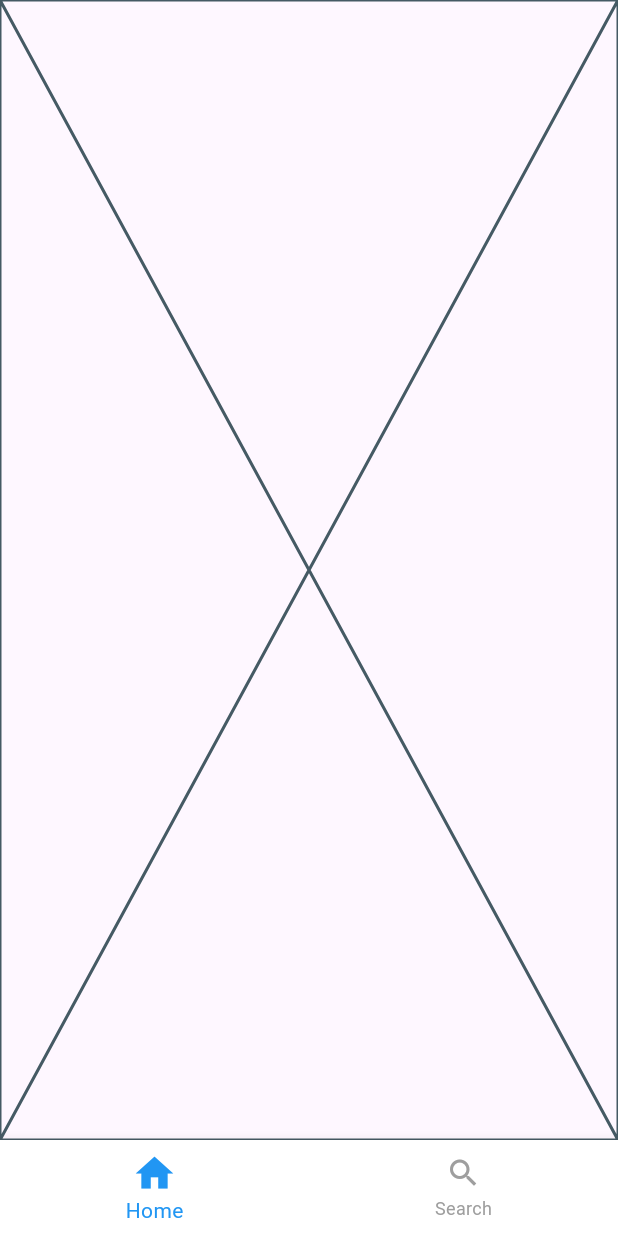
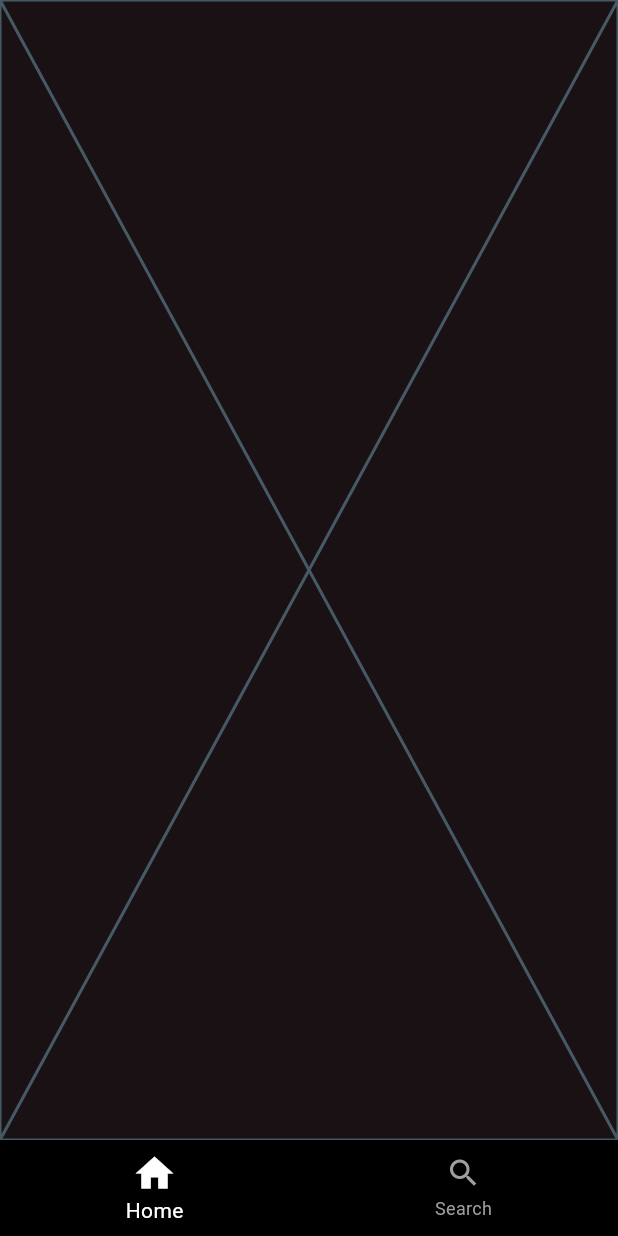
Before and after one commit to chenlongtoh/tmdb_movie_app, a Flutter app: the screen it shows after launch, on a phone screen of 412 x 824 dp. Run offline on Flutter 3.47's test engine with Material 2 defaults, Android fonts, the phone set to English and light mode, and no system bars; our stand-ins replace dio, flutter_dotenv.

Commit message:
Update app theme

```diff
--- a/lib/core/app.dart
+++ b/lib/core/app.dart
@@ -32,10 +32,6 @@ class _AppState extends State<App> {
         onTap: _onTap,
         currentIndex: _index,
         type: BottomNavigationBarType.fixed,
-        backgroundColor: Colors.white,
-        selectedIconTheme: const IconThemeData(size: 30),
-        selectedItemColor: Colors.blue,
-        unselectedItemColor: Colors.grey,
         enableFeedback: true,
         showUnselectedLabels: true,
         items: const [
--- a/lib/main.dart
+++ b/lib/main.dart
@@ -2,6 +2,7 @@ import 'package:flutter/material.dart';
 import 'package:movie_app/core/app.dart';
 import 'package:flutter_dotenv/flutter_dotenv.dart';
 import 'package:movie_app/http/http_service.dart';
+import 'package:movie_app/shared/theme/theme.dart';
 
 void main() async {
   await dotenv.load(fileName: ".env");
@@ -17,10 +18,7 @@ class MyApp extends StatelessWidget {
   Widget build(BuildContext context) {
     return MaterialApp(
       title: 'Flutter Demo',
-      theme: ThemeData(
-        colorScheme: ColorScheme.fromSeed(seedColor: Colors.deepPurple),
-        useMaterial3: true,
-      ),
+      theme: MovieAppTheme.themeData,
       home: const App(),
     );
   }
--- /dev/null
+++ b/lib/shared/theme/theme.dart
@@ -0,0 +1,23 @@
+import 'package:flutter/material.dart';
+
+class MovieAppTheme {
+  static const bottomNavigationBarTheme = BottomNavigationBarThemeData(
+    backgroundColor: Colors.black,
+    selectedIconTheme: IconThemeData(size: 30),
+    selectedItemColor: Colors.white,
+    unselectedItemColor: Colors.grey,
+  );
+
+  static final colorScheme = ColorScheme.fromSeed(
+    seedColor: Colors.black,
+    brightness: Brightness.dark,
+  ).copyWith(
+    background: Colors.black,
+  );
+
+  static ThemeData get themeData => ThemeData(
+        bottomNavigationBarTheme: bottomNavigationBarTheme,
+        colorScheme: colorScheme,
+        useMaterial3: true,
+      );
+}
```
Also changed, not shown: pubspec.yaml (+14 -12 lines), assets/fonts/SF-Pro-Text-Bold.otf (added), assets/fonts/SF-Pro-Text-Light.otf (added), assets/fonts/SF-Pro-Text-Medium.otf (added), assets/fonts/SF-Pro-Text-Regular.otf (added), assets/fonts/SF-Pro-Text-Semibold.otf (added).
